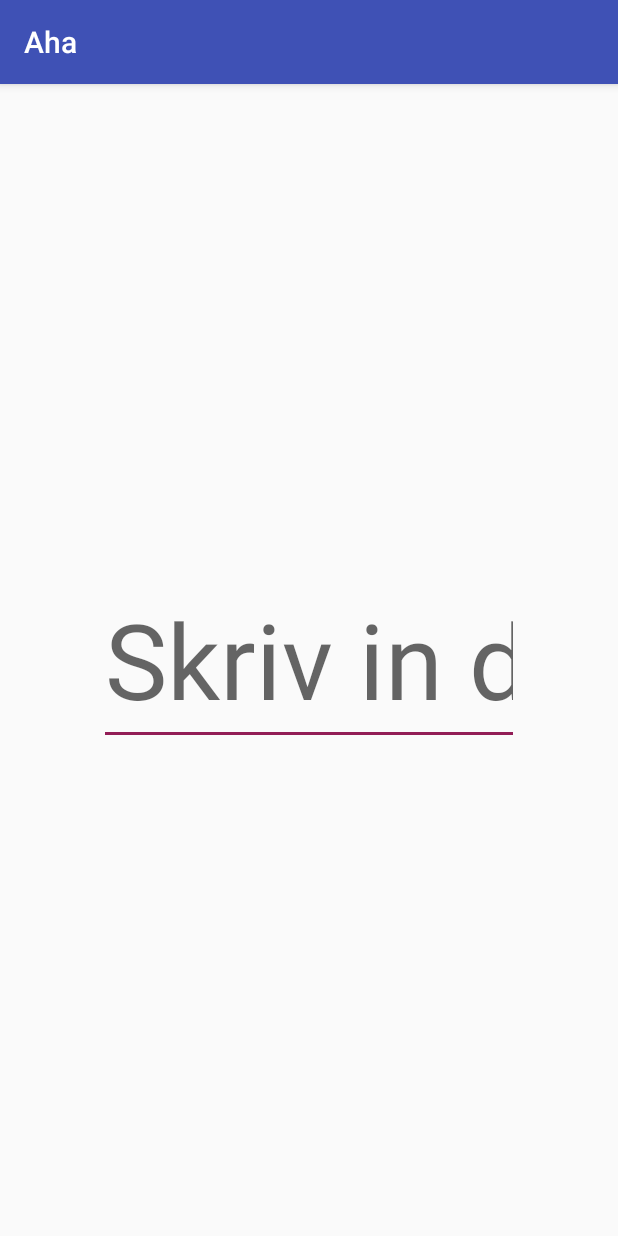
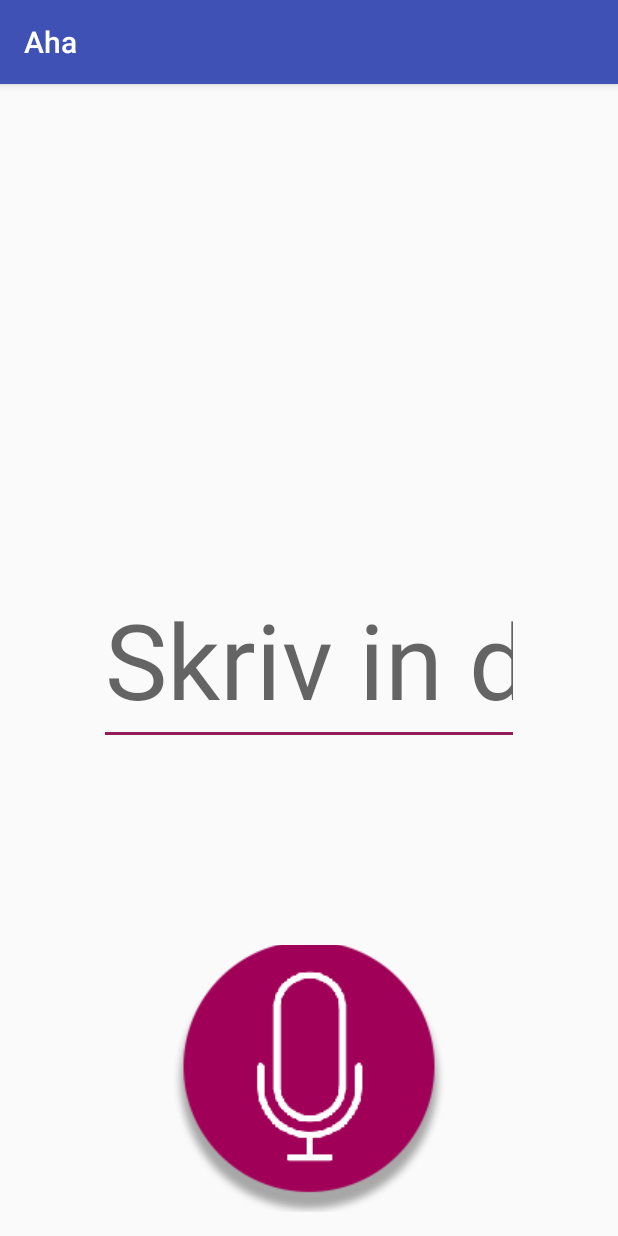
Before and after one commit to smaekit/Aha2, an Android app: the screen it shows after launch (MainActivity), on a phone screen of 412 x 824 dp. Run offline under Robolectric (Android 15) with nearby library versions, the phone set to English and light mode, and no system bars.

Commit message:
Added microphone button

```diff
--- a/app/src/main/AndroidManifest.xml
+++ b/app/src/main/AndroidManifest.xml
@@ -8,7 +8,7 @@
         android:label="@string/app_name"
         android:supportsRtl="true"
         android:theme="@style/AppTheme">
-        <activity android:name=".MainActivity">
+        <activity android:name=".MainActivity" android:screenOrientation="portrait">
             <intent-filter>
                 <action android:name="android.intent.action.MAIN" />
 
--- a/app/src/main/java/com/marcusjakobsson/aha/MainActivity.java
+++ b/app/src/main/java/com/marcusjakobsson/aha/MainActivity.java
@@ -2,12 +2,23 @@ package com.marcusjakobsson.aha;
 
 import android.support.v7.app.AppCompatActivity;
 import android.os.Bundle;
+import android.util.Log;
+import android.view.View;
+import android.widget.ImageButton;
 
 public class MainActivity extends AppCompatActivity {
 
     @Override
-    protected void onCreate(Bundle savedInstanceState) {
+    protected void onCreate(Bundle savedInstanceState)
+    {
         super.onCreate(savedInstanceState);
         setContentView(R.layout.activity_main);
+
+        ImageButton btn = (ImageButton) findViewById(R.id.button_mic);
+    }
+
+    public void micButton(View view)
+    {
+        Log.i("Mic", "Mic pressed");
     }
 }
--- a/app/src/main/res/layout/activity_main.xml
+++ b/app/src/main/res/layout/activity_main.xml
@@ -1,5 +1,6 @@
 <?xml version="1.0" encoding="utf-8"?>
 <RelativeLayout xmlns:android="http://schemas.android.com/apk/res/android"
+    xmlns:app="http://schemas.android.com/apk/res-auto"
     xmlns:tools="http://schemas.android.com/tools"
     android:id="@+id/activity_main"
     android:layout_width="match_parent"
@@ -24,4 +25,16 @@
         android:textSize="70sp"
         android:layout_marginLeft="50dp"
         android:layout_marginRight="50dp" />
+
+    <ImageButton
+        android:id="@+id/button_mic"
+        android:layout_width="wrap_content"
+        android:layout_height="wrap_content"
+        android:layout_below="@+id/editText"
+        android:layout_centerHorizontal="true"
+        android:layout_marginTop="133dp"
+        android:background="@null"
+        android:contentDescription="Microphone button"
+        android:onClick="micButton"
+        app:srcCompat="@drawable/microphone" />
 </RelativeLayout>
```
